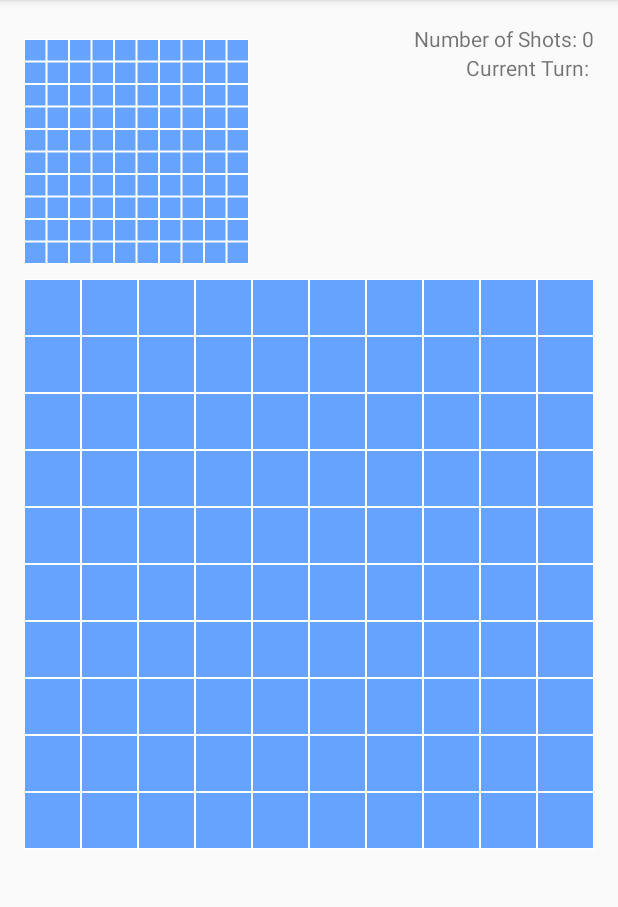
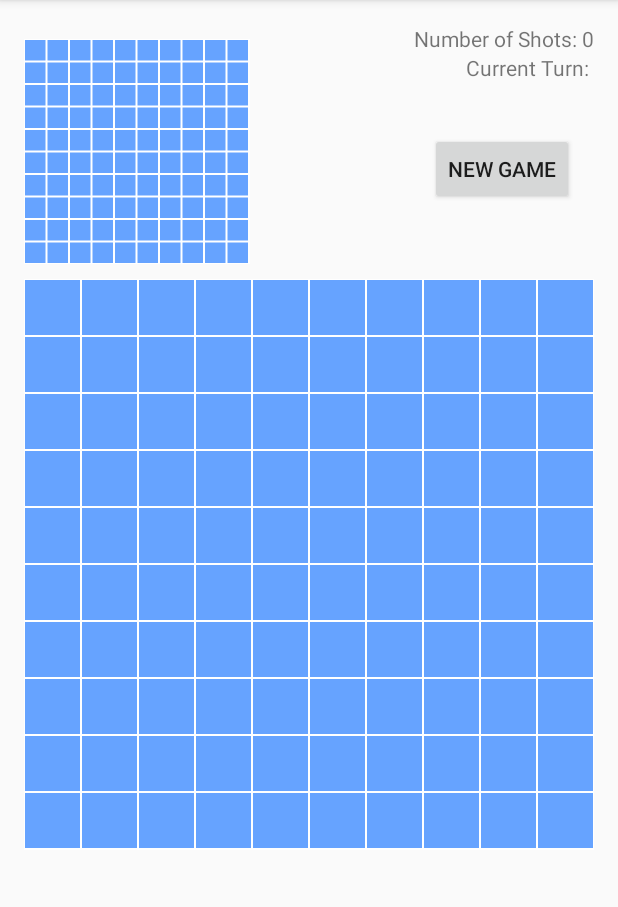
Before and after one commit to marcolp/BattleshipBase, an Android app: the GameWindow screen opened directly, with no data from a screen before it, on a phone screen of 412 x 824 dp, the part 84-991 px from its top. Run offline under Robolectric (Android 15) with nearby library versions, the light colour scheme and no system bars.

Commit message:
Added new game button.

```diff
--- a/app/src/main/res/layout-land/activity_game_window.xml
+++ b/app/src/main/res/layout-land/activity_game_window.xml
@@ -33,14 +33,26 @@
             android:layout_width="wrap_content"
             android:layout_height="wrap_content" />
 
+        <Button
+            android:id="@+id/newGameButton"
+            android:layout_width="wrap_content"
+            android:layout_height="wrap_content"
+            android:layout_alignParentEnd="true"
+            android:layout_alignParentRight="true"
+            android:layout_below="@+id/turnText"
+            android:layout_marginEnd="13dp"
+            android:layout_marginRight="13dp"
+            android:layout_marginTop="34dp"
+            android:text="New Game"
+            android:onClick="newGame"/>
+
         <edu.utep.cs.cs4330.battleship.BoardView
             android:id="@+id/opponentView"
             android:layout_width="150dp"
-            android:layout_weight="1"
             android:layout_height="wrap_content"
             android:layout_marginTop="10dp"
             android:layout_alignParentRight="true"
-            android:layout_below="@id/turnText"/>
+            android:layout_below="@id/newGameButton"/>
 
         <edu.utep.cs.cs4330.battleship.BoardView
             android:id="@+id/playerView"
--- a/app/src/main/res/layout/activity_game_window.xml
+++ b/app/src/main/res/layout/activity_game_window.xml
@@ -50,6 +50,19 @@
                 android:layout_marginTop="10dp"
                 android:layout_below="@id/opponentView"/>
 
+        <Button
+            android:id="@+id/newGameButton"
+            android:layout_width="wrap_content"
+            android:layout_height="wrap_content"
+            android:layout_alignParentEnd="true"
+            android:layout_alignParentRight="true"
+            android:layout_below="@+id/turnText"
+            android:layout_marginEnd="13dp"
+            android:layout_marginRight="13dp"
+            android:layout_marginTop="34dp"
+            android:text="New Game"
+            android:onClick="newGame"/>
+
     </RelativeLayout>
 
 </RelativeLayout>
```
Also changed, not shown: app/src/main/java/edu/utep/cs/cs4330/battleship/Game.java (+11 -2 lines), app/src/main/java/edu/utep/cs/cs4330/battleship/GameWindow.java (+11 -0 lines).
